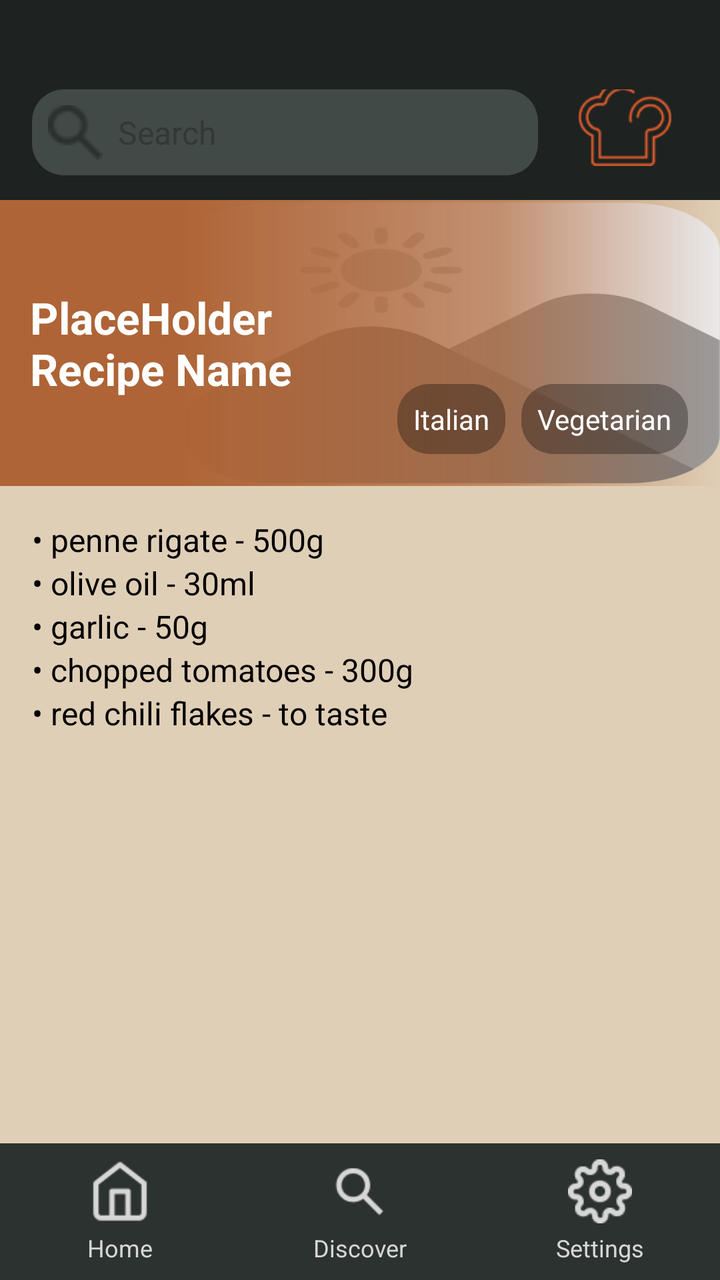
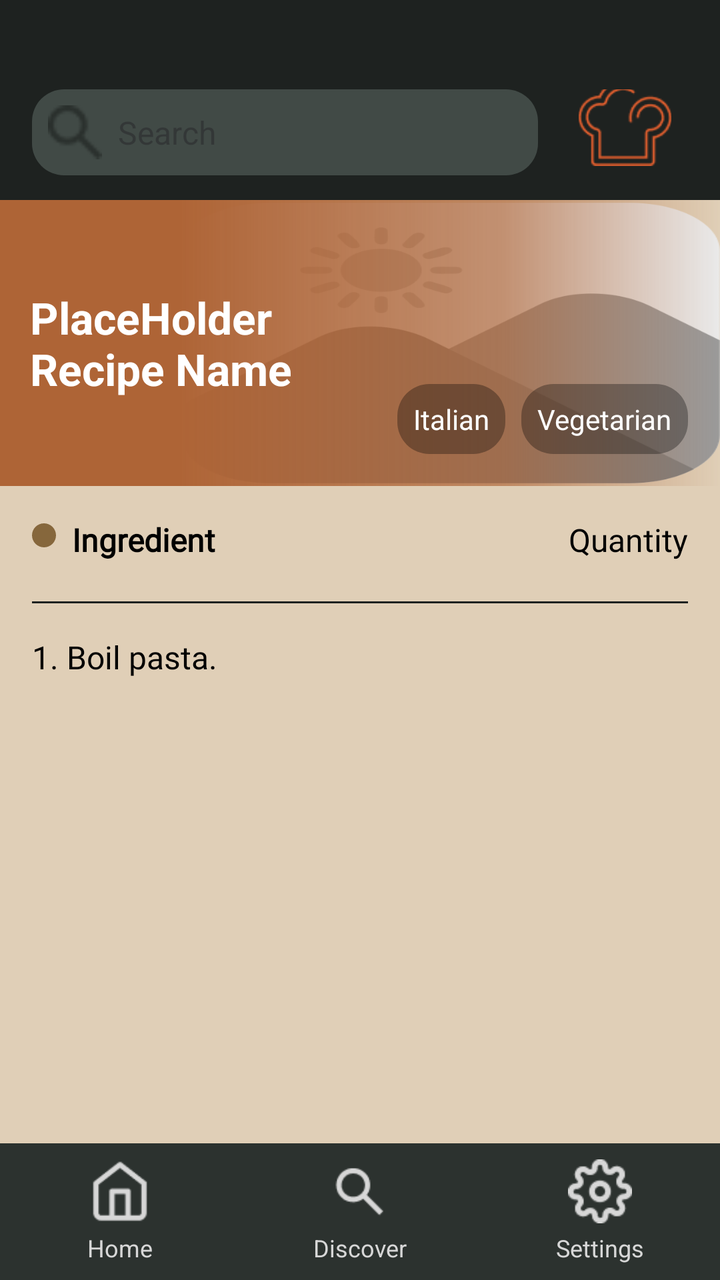

The first picture is an Android layout as it rendered before a commit; the second is the same layout after the commit. The layout source and the unified diff follow.
<!-- AndroidManifest.xml: application theme Theme.MealMate -->
<!-- res/layout/recipe_page.xml -->
<?xml version="1.0" encoding="utf-8"?>
<androidx.constraintlayout.widget.ConstraintLayout
    xmlns:android="http://schemas.android.com/apk/res/android"
    xmlns:app="http://schemas.android.com/apk/res-auto"
    xmlns:tools="http://schemas.android.com/tools"
    android:id="@+id/main"
    android:layout_width="match_parent"
    android:layout_height="match_parent"
    android:background="#E0CFB7"
    >

    
    <include
        android:id="@+id/search_header"
        layout="@layout/search_header"
        android:layout_width="0dp"
        android:layout_height="100dp"
        app:layout_constraintTop_toTopOf="parent"
        app:layout_constraintStart_toStartOf="parent"
        app:layout_constraintEnd_toEndOf="parent" />

    <include
        android:id="@+id/navigation_footer"
        layout="@layout/navigation_footer"
        android:layout_width="0dp"
        android:layout_height="wrap_content"
        app:layout_constraintBottom_toBottomOf="parent"
        app:layout_constraintStart_toStartOf="parent"
        app:layout_constraintEnd_toEndOf="parent" />

    <ScrollView
        android:layout_width="0dp"
        android:layout_height="0dp"
        app:layout_constraintTop_toBottomOf="@id/search_header"
        app:layout_constraintBottom_toTopOf="@id/navigation_footer"
        app:layout_constraintStart_toStartOf="parent"
        app:layout_constraintEnd_toEndOf="parent"
        android:fillViewport="true">

        
        <LinearLayout
            android:layout_width="match_parent"
            android:layout_height="wrap_content"
            android:orientation="vertical"
            android:padding="0dp">

            
            <FrameLayout
                android:layout_width="match_parent"
                android:layout_height="143dp"
                android:padding="0dp">

                
                <LinearLayout
                    android:layout_width="match_parent"
                    android:layout_height="wrap_content"
                    android:orientation="horizontal">

                    
                    <LinearLayout
                        android:layout_width="0dp"
                        android:layout_height="match_parent"
                        android:layout_weight="1"
                        android:background="#FFAE6436">
                        
                    </LinearLayout>

                    
                    <FrameLayout
                        android:layout_width="0dp"
                        android:layout_height="match_parent"
                        android:layout_weight="3">

                        
                        <ImageView
                            android:id="@+id/recipe_image"
                            android:layout_width="match_parent"
                            android:layout_height="match_parent"
                            android:scaleType="fitXY"
                            android:src="@drawable/placeholder" />

                        
                        <View
                            android:layout_width="match_parent"
                            android:layout_height="match_parent"
                            android:background="@drawable/recipe_gradient_overlay" />

                        
                        <FrameLayout
                            android:layout_width="match_parent"
                            android:layout_height="match_parent"
                            android:layout_gravity="bottom|end"
                            android:layout_margin="0dp"
                            android:gravity="bottom|end"
                            android:padding="0dp">

                            
                            <LinearLayout
                                android:layout_width="wrap_content"
                                android:layout_height="wrap_content"
                                android:layout_gravity="bottom|end"
                                android:layout_margin="16dp"
                                android:gravity="bottom|end"
                                android:orientation="horizontal">

                                
                                <TextView
                                    android:layout_width="wrap_content"
                                    android:layout_height="wrap_content"
                                    android:layout_marginEnd="8dp"
                                    android:background="@drawable/recipe_tag_background"
                                    android:padding="8dp"
                                    android:text="Italian"
                                    android:textColor="#FFFFFF"
                                    android:textSize="14sp" />

                                <TextView
                                    android:layout_width="wrap_content"
                                    android:layout_height="wrap_content"
                                    android:background="@drawable/recipe_tag_background"
                                    android:padding="8dp"
                                    android:text="Vegetarian"
                                    android:textColor="#FFFFFF"
                                    android:textSize="14sp" />
                            </LinearLayout>
                        </FrameLayout>
                    </FrameLayout>
                </LinearLayout>

                
                <TextView
                    android:id="@+id/recipe_name"
                    android:layout_width="220dp"
                    android:layout_height="wrap_content"
                    android:layout_gravity="center|start"
                    android:padding="15dp"
                    android:text="PlaceHolder Recipe Name"
                    android:textColor="#FFFFFF"
                    android:textSize="22sp"
                    android:textStyle="bold" />
            </FrameLayout>

            
            <LinearLayout
                android:layout_width="match_parent"
                android:layout_height="wrap_content"
                android:orientation="vertical"
                android:padding="16dp">

                
                <TextView
                    android:layout_width="wrap_content"
                    android:layout_height="wrap_content"
                    android:text="• penne rigate - 500g"
                    android:textColor="#000000"
                    android:textSize="16sp" />

                <TextView
                    android:layout_width="wrap_content"
                    android:layout_height="wrap_content"
                    android:text="• olive oil - 30ml"
                    android:textColor="#000000"
                    android:textSize="16sp" />

                <TextView
                    android:layout_width="wrap_content"
                    android:layout_height="wrap_content"
                    android:text="• garlic - 50g"
                    android:textColor="#000000"
                    android:textSize="16sp" />

                <TextView
                    android:layout_width="wrap_content"
                    android:layout_height="wrap_content"
                    android:text="• chopped tomatoes - 300g"
                    android:textColor="#000000"
                    android:textSize="16sp" />

                <TextView
                    android:layout_width="wrap_content"
                    android:layout_height="wrap_content"
                    android:text="• red chili flakes - to taste"
                    android:textColor="#000000"
                    android:textSize="16sp" />
            </LinearLayout>
        </LinearLayout>
    </ScrollView>









</androidx.constraintlayout.widget.ConstraintLayout>
<!-- res/layout/search_header.xml (included above) -->
<?xml version="1.0" encoding="utf-8"?>
<LinearLayout
    xmlns:android="http://schemas.android.com/apk/res/android"
    xmlns:app="http://schemas.android.com/apk/res-auto"
    xmlns:tools="http://schemas.android.com/tools"
    android:layout_width="match_parent"
    android:layout_height="110dp"
    android:orientation="vertical"
    android:background="#1E2220"
    android:paddingTop="10dp"
    android:paddingBottom="10dp"
    tools:layout_editor_absoluteX="-4dp"
    tools:ignore="MissingConstraints">

    <TextView
        android:id="@+id/return_button"
        android:layout_width="wrap_content"
        android:layout_height="wrap_content"
        android:layout_marginStart="16dp"
        android:layout_marginBottom="8dp"
        android:text="&lt; Return"
        android:textColor="#FF5722"
        android:textSize="16sp"
        android:visibility="invisible"
        />

    <LinearLayout
        android:id="@+id/search_bar_container"
        android:layout_width="match_parent"
        android:layout_height="wrap_content"
        android:orientation="horizontal"
        android:paddingTop="5dp"
        >

        <include
            layout="@layout/search_bar"
            android:layout_width="0dp"
            android:layout_height="wrap_content"
            android:layout_marginEnd="16dp"
            android:layout_marginStart="16dp"
            android:layout_weight="1" />

        <ImageView
            android:paddingBottom="12dp"
            android:layout_width="55dp"
            android:layout_height="55dp"
            android:layout_gravity="center_vertical"
            android:layout_marginEnd="20dp"
            android:src="@drawable/logo_small" />
    </LinearLayout>
</LinearLayout>
<!-- res/layout/navigation_footer.xml (included above) -->
<?xml version="1.0" encoding="utf-8"?>
<LinearLayout
    xmlns:android="http://schemas.android.com/apk/res/android"
    xmlns:app="http://schemas.android.com/apk/res-auto"
    android:layout_width="match_parent"
    android:layout_height="wrap_content"
    android:orientation="horizontal"
    android:background="#2C322F"
    android:paddingTop="8dp"
    android:paddingBottom="8dp"
    android:gravity="center">

    
    <LinearLayout
        android:layout_width="0dp"
        android:layout_height="wrap_content"
        android:layout_weight="1"
        android:orientation="vertical"
        android:gravity="center">

        <ImageButton
            android:id="@+id/home_button"
            android:layout_width="32dp"
            android:layout_height="32dp"
            android:background="?android:attr/selectableItemBackground"
            android:src="@drawable/icon_home"
            android:scaleType="centerInside"
            app:tint="@color/button_tint_selector"
            android:contentDescription="Home" />

        <TextView
            android:layout_width="wrap_content"
            android:layout_height="wrap_content"
            android:text="Home"
            android:textColor="#D7D7D7"
            android:textSize="12sp"
            android:paddingTop="4dp"/>
    </LinearLayout>

    
    <LinearLayout
        android:layout_width="0dp"
        android:layout_height="wrap_content"
        android:layout_weight="1"
        android:orientation="vertical"
        android:gravity="center">

        <ImageButton
            android:id="@+id/discover_button"
            android:layout_width="32dp"
            android:layout_height="32dp"
            android:background="?android:attr/selectableItemBackground"
            android:src="@drawable/icon_discover"
            android:scaleType="centerInside"
            app:tint="@color/button_tint_selector"
            android:contentDescription="Discover" />

        <TextView
            android:layout_width="wrap_content"
            android:layout_height="wrap_content"
            android:text="Discover"
            android:textColor="#D7D7D7"
            android:textSize="12sp"
            android:paddingTop="4dp"/>
    </LinearLayout>

    
    <LinearLayout
        android:layout_width="0dp"
        android:layout_height="wrap_content"
        android:layout_weight="1"
        android:orientation="vertical"
        android:gravity="center">

        <ImageButton
            android:id="@+id/settings_button"
            android:layout_width="32dp"
            android:layout_height="32dp"
            android:background="?android:attr/selectableItemBackground"
            android:src="@drawable/icon_settings"
            android:scaleType="centerInside"
            app:tint="@color/button_tint_selector"
            android:contentDescription="Settings" />

        <TextView
            android:layout_width="wrap_content"
            android:layout_height="wrap_content"
            android:text="Settings"
            android:textColor="#D7D7D7"
            android:textSize="12sp"
            android:paddingTop="4dp"/>
    </LinearLayout>
</LinearLayout>
<!-- res/layout/search_bar.xml (included above) -->
<?xml version="1.0" encoding="utf-8"?>
<LinearLayout xmlns:android="http://schemas.android.com/apk/res/android"
    xmlns:app="http://schemas.android.com/apk/res-auto"
    xmlns:tools="http://schemas.android.com/tools"
    android:layout_width="match_parent"
    android:layout_height="wrap_content"
    android:background="@drawable/search_bar_background"
    android:orientation="horizontal"
    android:padding="8dp"
    android:gravity="center_vertical"
    tools:ignore="ExtraText">

    <ImageView
        android:id="@+id/search_icon_button"
        android:layout_marginLeft="5dp"
        android:layout_width="27dp"
        android:layout_height="27dp"
        android:src="@drawable/icon_search"
        android:layout_marginEnd="8dp"
        app:tint="#2A302D" />

    <EditText
        android:id="@+id/search_input"
        android:layout_width="0dp"
        android:layout_height="wrap_content"
        android:layout_weight="1"
        android:hint="Search"
        android:background="@android:color/transparent"
        android:textColor="#D0D0D0"
        android:inputType="text"
        android:padding="0dp"
        android:textSize="16sp"/>
</LinearLayout>
<!-- resources referenced by this layout -->
<resources>
  <!-- drawable icon_discover: png bitmap (drawable, 639 bytes) -->
  <!-- drawable icon_home: png bitmap (drawable, 614 bytes) -->
  <!-- drawable icon_search: png bitmap (drawable, 506 bytes) -->
  <!-- drawable icon_settings: png bitmap (drawable, 1004 bytes) -->
  <!-- drawable logo_small: png bitmap (drawable, 2000 bytes) -->
  <!-- drawable placeholder: png bitmap (drawable, 19896 bytes) -->
  <!-- drawable recipe_gradient_overlay (drawable) -->
  <shape xmlns:android="http://schemas.android.com/apk/res/android">
      <gradient
          android:startColor="#FFAE6436"
          android:centerColor="#AAAE6436"
          android:endColor="#00000000"
          android:centerX="60%"
  
          android:angle="0" />
  </shape>
  <!-- drawable recipe_tag_background (drawable) -->
  <shape xmlns:android="http://schemas.android.com/apk/res/android">
      <solid android:color="#50000000" />
      <corners android:radius="16dp" />
  </shape>
  <!-- drawable search_bar_background (drawable) -->
  <?xml version="1.0" encoding="utf-8"?>
  <shape xmlns:android="http://schemas.android.com/apk/res/android">
      <solid android:color="#414A46"/>
      <corners android:radius="16dp"/>
  </shape>
  <style name="Theme.MealMate" parent="Base.Theme.MealMate" />
  <style name="Base.Theme.MealMate" parent="Theme.Material3.DayNight.NoActionBar">
          
          
      </style>
</resources>

<!-- the commit's change to res/layout/recipe_page.xml (unified diff, before → after) -->
@@ -140,48 +140,48 @@
                     android:textStyle="bold" />
             </FrameLayout>
 
+
             
             <LinearLayout
+                xmlns:android="http://schemas.android.com/apk/res/android"
                 android:layout_width="match_parent"
                 android:layout_height="wrap_content"
                 android:orientation="vertical"
-                android:padding="16dp">
+                android:padding="16dp"
+                android:background="#E0CFB7">
 
                 
+                <include layout="@layout/ingredient_row" />
+
+
+                
+            </LinearLayout>
+
+
+            
+            <View
+                android:layout_width="match_parent"
+                android:layout_height="1dp"
+                android:background="#1E2220"
+                android:layout_marginStart="16dp"
+                android:layout_marginEnd="16dp"
+                />
+            <LinearLayout
+                android:id="@+id/instructions_section"
+                android:layout_width="match_parent"
+                android:layout_height="wrap_content"
+                android:orientation="vertical"
+                android:padding="16dp"
+                >
+
                 <TextView
                     android:layout_width="wrap_content"
                     android:layout_height="wrap_content"
-                    android:text="• penne rigate - 500g"
+                    android:text="1. Boil pasta."
+                    android:fontFamily="@font/lateef"
                     android:textColor="#000000"
                     android:textSize="16sp" />
-
-                <TextView
-                    android:layout_width="wrap_content"
-                    android:layout_height="wrap_content"
-                    android:text="• olive oil - 30ml"
-                    android:textColor="#000000"
-                    android:textSize="16sp" />
-
-                <TextView
-                    android:layout_width="wrap_content"
-                    android:layout_height="wrap_content"
-                    android:text="• garlic - 50g"
-                    android:textColor="#000000"
-                    android:textSize="16sp" />
-
-                <TextView
-                    android:layout_width="wrap_content"
-                    android:layout_height="wrap_content"
-                    android:text="• chopped tomatoes - 300g"
-                    android:textColor="#000000"
-                    android:textSize="16sp" />
-
-                <TextView
-                    android:layout_width="wrap_content"
-                    android:layout_height="wrap_content"
-                    android:text="• red chili flakes - to taste"
-                    android:textColor="#000000"
-                    android:textSize="16sp" />
+                
             </LinearLayout>
         </LinearLayout>
     </ScrollView>
@@ -341,6 +341,46 @@
             android:paddingTop="4dp"/>
     </LinearLayout>
 </LinearLayout>
+<!-- res/layout/ingredient_row.xml (included above) -->
+<?xml version="1.0" encoding="utf-8"?>
+<LinearLayout xmlns:android="http://schemas.android.com/apk/res/android"
+    android:layout_width="match_parent"
+    android:layout_height="wrap_content"
+    android:orientation="horizontal"
+    android:gravity="center_vertical"
+    android:layout_marginBottom="4dp"
+    android:padding="0dp">
+
+    
+    <View
+    android:layout_width="12dp"
+    android:layout_height="12dp"
+    android:background="@drawable/bullet_shape"
+    android:layout_marginEnd="8dp"
+        android:layout_marginBottom="2dp"/>
+
+    
+    <TextView
+        android:id="@+id/ingredient_name"
+        android:layout_width="0dp"
+        android:layout_height="wrap_content"
+        android:layout_weight="1"
+        android:text="Ingredient"
+        android:textColor="#000000"
+        android:textSize="16sp"
+        android:textStyle="bold"
+        android:fontFamily="@font/lalezar" />
+
+    
+    <TextView
+        android:id="@+id/ingredient_quantity"
+        android:layout_width="wrap_content"
+        android:layout_height="wrap_content"
+        android:text="Quantity"
+        android:textColor="#000000"
+        android:textSize="16sp"
+        android:fontFamily="@font/lalezar" />
+</LinearLayout>
 <!-- res/layout/search_bar.xml (included above) -->
 <?xml version="1.0" encoding="utf-8"?>
 <LinearLayout xmlns:android="http://schemas.android.com/apk/res/android"
<!-- resource entries referenced after the edit -->
@@ -1,5 +1,14 @@
 <!-- resources referenced by this layout -->
 <resources>
+  <!-- drawable bullet_shape (drawable) -->
+  <?xml version="1.0" encoding="utf-8"?>
+  <shape xmlns:android="http://schemas.android.com/apk/res/android"
+      android:shape="oval">
+      <solid android:color="#86673C" /> 
+      <size
+          android:width="12dp"
+      android:height="12dp" />
+  </shape>
   <!-- drawable icon_discover: png bitmap (drawable, 639 bytes) -->
   <!-- drawable icon_home: png bitmap (drawable, 614 bytes) -->
   <!-- drawable icon_search: png bitmap (drawable, 506 bytes) -->
